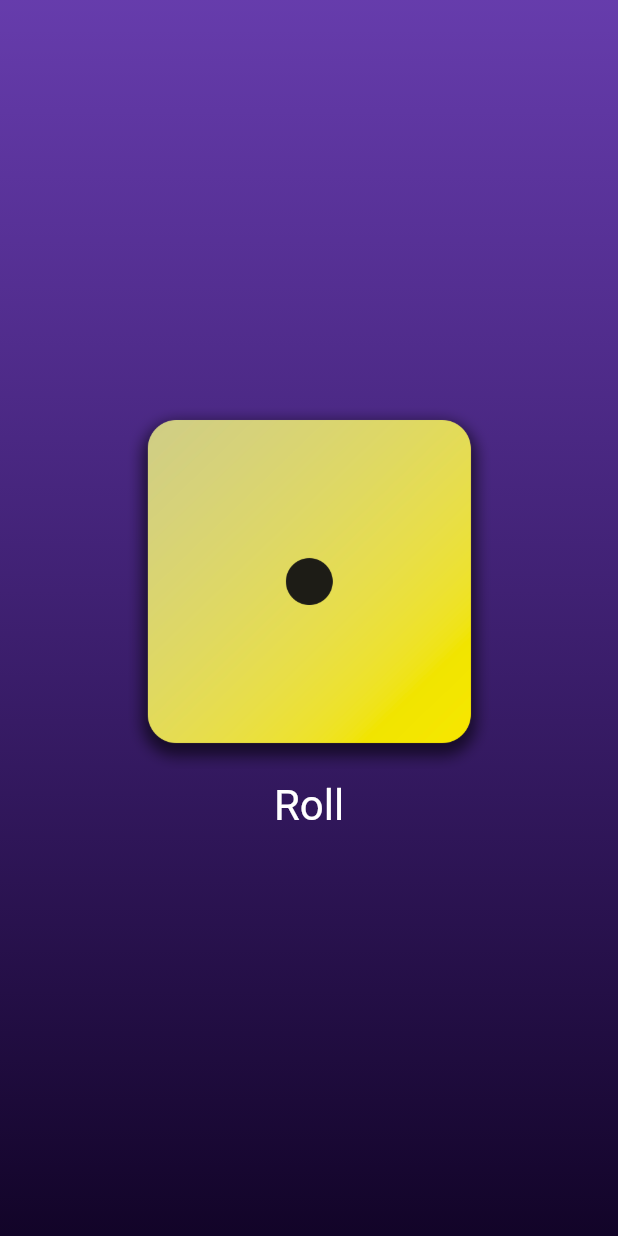
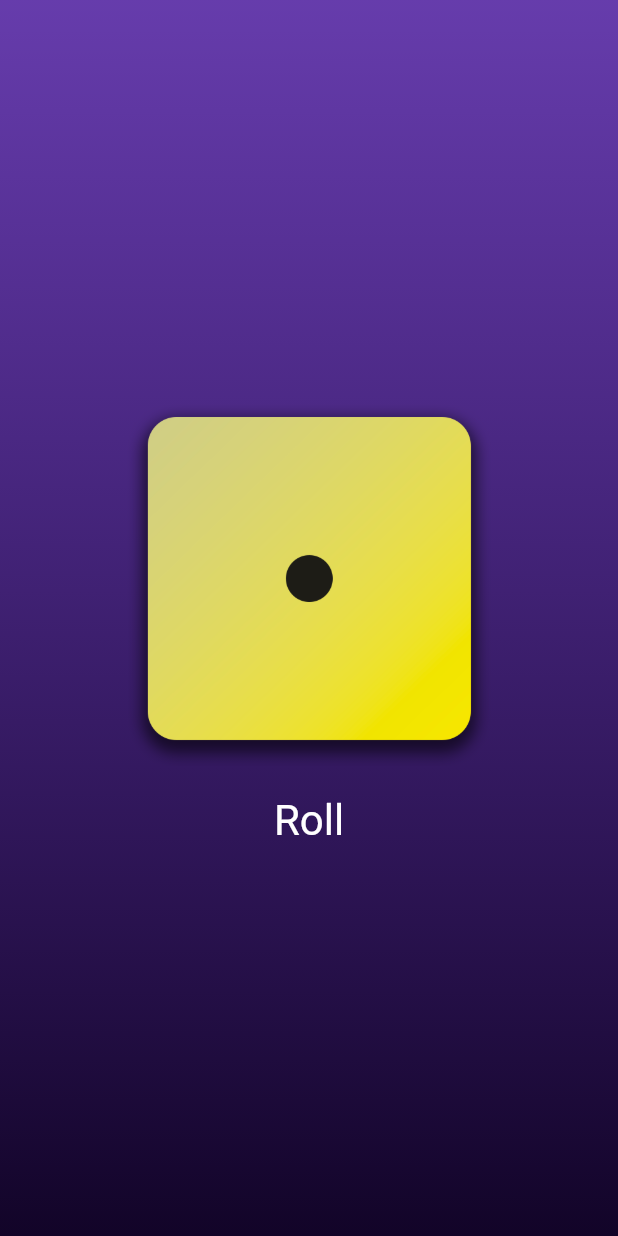
Before and after one commit to imrojhimal/flutter-first-app, a Flutter app: the screen it shows after launch, on a phone screen of 412 x 824 dp. Run offline on Flutter 3.47's test engine with Material 3 defaults, Android fonts, the phone set to English and light mode, and no system bars.

Commit message:
adding some space using padding

```diff
--- a/lib/gradient_container.dart
+++ b/lib/gradient_container.dart
@@ -1,4 +1,5 @@
 import 'package:flutter/material.dart';
+import 'package:flutter/widgets.dart';
 const startAlignment = Alignment.topLeft;
 const endAlignment = Alignment.bottomLeft;
 class GradientContainer extends StatelessWidget{
@@ -30,6 +31,7 @@ class GradientContainer extends StatelessWidget{
             TextButton(
               onPressed:rollDice,
               style: TextButton.styleFrom(
+                padding:const EdgeInsets.only(top:20),
                 foregroundColor: Colors.white,
                 textStyle: const TextStyle(
                   fontSize: 28,
```
